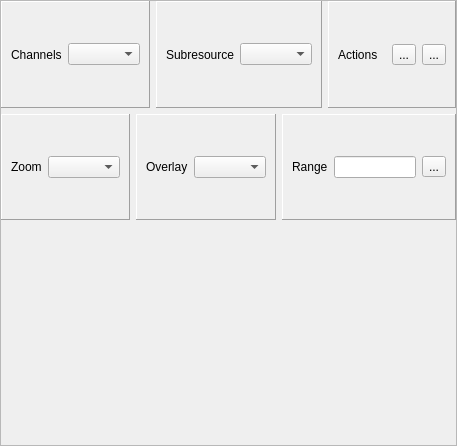
The window that qrenderdoc/Windows/TextureViewer.ui (baldurk/renderdoc) describes before a commit, drawn with Qt 5.
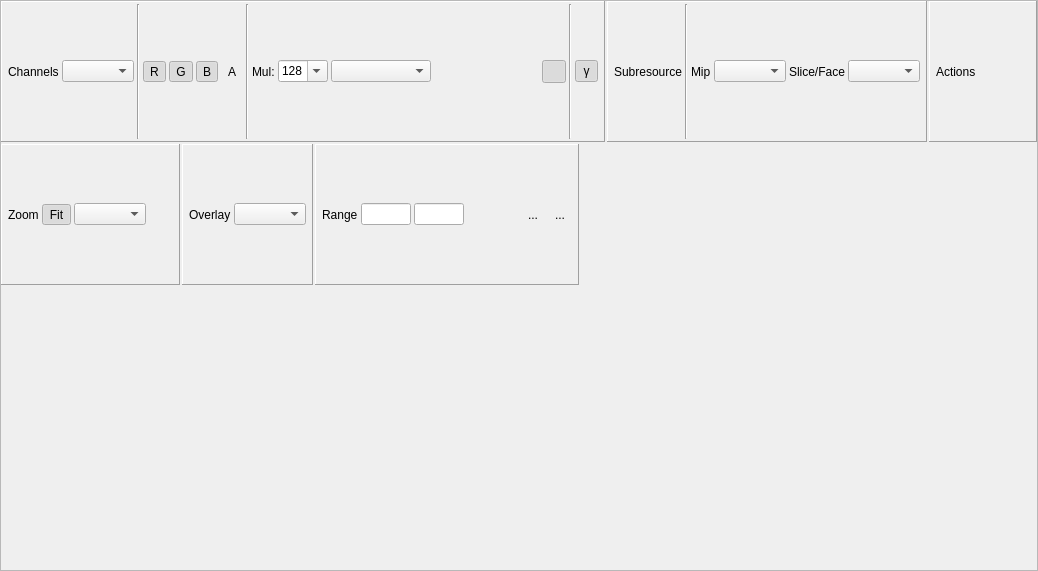
The same window after the commit. Icons and pictures are not drawn. Custom widgets are drawn as their Qt base class.

Commit message: Placeholder UI of texture viewer toolbar

Diff of the .ui file:
```diff
--- a/qrenderdoc/Windows/TextureViewer.ui
+++ b/qrenderdoc/Windows/TextureViewer.ui
@@ -6,8 +6,8 @@
    <rect>
     <x>0</x>
     <y>0</y>
-    <width>457</width>
-    <height>446</height>
+    <width>1008</width>
+    <height>571</height>
    </rect>
   </property>
   <property name="windowTitle">
@@ -20,6 +20,9 @@
    <enum>QFrame::Raised</enum>
   </property>
   <layout class="QVBoxLayout" name="verticalLayout">
+   <property name="spacing">
+    <number>2</number>
+   </property>
    <property name="leftMargin">
     <number>0</number>
    </property>
@@ -43,6 +46,21 @@
         <enum>QFrame::Raised</enum>
        </property>
        <layout class="QHBoxLayout" name="horizontalLayout_5">
+        <property name="spacing">
+         <number>3</number>
+        </property>
+        <property name="leftMargin">
+         <number>6</number>
+        </property>
+        <property name="topMargin">
+         <number>2</number>
+        </property>
+        <property name="rightMargin">
+         <number>6</number>
+        </property>
+        <property name="bottomMargin">
+         <number>2</number>
+        </property>
         <item>
          <widget class="QLabel" name="label">
           <property name="text">
@@ -57,6 +75,243 @@
           </property>
          </widget>
         </item>
+        <item>
+         <widget class="Line" name="line_2">
+          <property name="orientation">
+           <enum>Qt::Vertical</enum>
+          </property>
+         </widget>
+        </item>
+        <item>
+         <widget class="QToolButton" name="toolButton_7">
+          <property name="text">
+           <string>R</string>
+          </property>
+          <property name="checkable">
+           <bool>true</bool>
+          </property>
+          <property name="checked">
+           <bool>true</bool>
+          </property>
+          <property name="autoRaise">
+           <bool>true</bool>
+          </property>
+         </widget>
+        </item>
+        <item>
+         <widget class="QToolButton" name="toolButton_6">
+          <property name="text">
+           <string>G</string>
+          </property>
+          <property name="checkable">
+           <bool>true</bool>
+          </property>
+          <property name="checked">
+           <bool>true</bool>
+          </property>
+          <property name="autoRaise">
+           <bool>true</bool>
+          </property>
+         </widget>
+        </item>
+        <item>
+         <widget class="QToolButton" name="toolButton_5">
+          <property name="text">
+           <string>B</string>
+          </property>
+          <property name="checkable">
+           <bool>true</bool>
+          </property>
+          <property name="checked">
+           <bool>true</bool>
+          </property>
+          <property name="popupMode">
+           <enum>QToolButton::DelayedPopup</enum>
+          </property>
+          <property name="autoRaise">
+           <bool>true</bool>
+          </property>
+         </widget>
+        </item>
+        <item>
+         <widget class="QToolButton" name="toolButton_4">
+          <property name="text">
+           <string>A</string>
+          </property>
+          <property name="checkable">
+           <bool>true</bool>
+          </property>
+          <property name="autoRaise">
+           <bool>true</bool>
+          </property>
+         </widget>
+        </item>
+        <item>
+         <widget class="Line" name="line_3">
+          <property name="orientation">
+           <enum>Qt::Vertical</enum>
+          </property>
+         </widget>
+        </item>
+        <item>
+         <widget class="QLabel" name="label_7">
+          <property name="text">
+           <string>Mul:</string>
+          </property>
+         </widget>
+        </item>
+        <item>
+         <widget class="QComboBox" name="comboBox_5">
+          <property name="sizePolicy">
+           <sizepolicy hsizetype="Fixed" vsizetype="Fixed">
+            <horstretch>0</horstretch>
+            <verstretch>0</verstretch>
+           </sizepolicy>
+          </property>
+          <property name="minimumSize">
+           <size>
+            <width>50</width>
+            <height>0</height>
+           </size>
+          </property>
+          <property name="maximumSize">
+           <size>
+            <width>50</width>
+            <height>16777215</height>
+           </size>
+          </property>
+          <property name="editable">
+           <bool>true</bool>
+          </property>
+          <property name="currentText">
+           <string>128</string>
+          </property>
+         </widget>
+        </item>
+        <item>
+         <widget class="QComboBox" name="comboBox_6">
+          <property name="sizePolicy">
+           <sizepolicy hsizetype="Preferred" vsizetype="Fixed">
+            <horstretch>0</horstretch>
+            <verstretch>0</verstretch>
+           </sizepolicy>
+          </property>
+          <property name="minimumSize">
+           <size>
+            <width>100</width>
+            <height>0</height>
+           </size>
+          </property>
+         </widget>
+        </item>
+        <item>
+         <widget class="QToolButton" name="toolButton_9">
+          <property name="text">
+           <string/>
+          </property>
+          <property name="icon">
+           <iconset resource="../resources.qrc">
+            <normaloff>:/Resources/add.png</normaloff>:/Resources/add.png</iconset>
+          </property>
+          <property name="autoRaise">
+           <bool>true</bool>
+          </property>
+         </widget>
+        </item>
+        <item>
+         <widget class="QToolButton" name="toolButton_11">
+          <property name="text">
+           <string/>
+          </property>
+          <property name="icon">
+           <iconset resource="../resources.qrc">
+            <normaloff>:/Resources/page_white_edit.png</normaloff>:/Resources/page_white_edit.png</iconset>
+          </property>
+          <property name="autoRaise">
+           <bool>true</bool>
+          </property>
+         </widget>
+        </item>
+        <item>
+         <widget class="QToolButton" name="toolButton_8">
+          <property name="text">
+           <string/>
+          </property>
+          <property name="icon">
+           <iconset resource="../resources.qrc">
+            <normaloff>:/Resources/delete.png</normaloff>:/Resources/delete.png</iconset>
+          </property>
+          <property name="autoRaise">
+           <bool>true</bool>
+          </property>
+         </widget>
+        </item>
+        <item>
+         <widget class="QToolButton" name="toolButton_12">
+          <property name="text">
+           <string/>
+          </property>
+          <property name="icon">
+           <iconset resource="../resources.qrc">
+            <normaloff>:/Resources/color_wheel.png</normaloff>:/Resources/color_wheel.png</iconset>
+          </property>
+          <property name="checkable">
+           <bool>true</bool>
+          </property>
+          <property name="autoRaise">
+           <bool>true</bool>
+          </property>
+         </widget>
+        </item>
+        <item>
+         <widget class="QToolButton" name="toolButton_10">
+          <property name="text">
+           <string/>
+          </property>
+          <property name="icon">
+           <iconset resource="../resources.qrc">
+            <normaloff>:/Resources/crosshatch.png</normaloff>:/Resources/crosshatch.png</iconset>
+          </property>
+          <property name="checkable">
+           <bool>true</bool>
+          </property>
+          <property name="checked">
+           <bool>true</bool>
+          </property>
+          <property name="autoRaise">
+           <bool>true</bool>
+          </property>
+         </widget>
+        </item>
+        <item>
+         <widget class="Line" name="line_4">
+          <property name="orientation">
+           <enum>Qt::Vertical</enum>
+          </property>
+         </widget>
+        </item>
+        <item>
+         <widget class="QToolButton" name="toolButton_13">
+          <property name="minimumSize">
+           <size>
+            <width>23</width>
+            <height>22</height>
+           </size>
+          </property>
+          <property name="text">
+           <string>γ</string>
+          </property>
+          <property name="checkable">
+           <bool>true</bool>
+          </property>
+          <property name="checked">
+           <bool>true</bool>
+          </property>
+          <property name="autoRaise">
+           <bool>true</bool>
+          </property>
+         </widget>
+        </item>
        </layout>
       </widget>
      </item>
@@ -69,6 +324,21 @@
         <enum>QFrame::Raised</enum>
        </property>
        <layout class="QHBoxLayout" name="horizontalLayout_6">
+        <property name="spacing">
+         <number>3</number>
+        </property>
+        <property name="leftMargin">
+         <number>6</number>
+        </property>
+        <property name="topMargin">
+         <number>2</number>
+        </property>
+        <property name="rightMargin">
+         <number>6</number>
+        </property>
+        <property name="bottomMargin">
+         <number>2</number>
+        </property>
         <item>
          <widget class="QLabel" name="label_3">
           <property name="text">
@@ -76,9 +346,33 @@
           </property>
          </widget>
         </item>
+        <item>
+         <widget class="Line" name="line">
+          <property name="orientation">
+           <enum>Qt::Vertical</enum>
+          </property>
+         </widget>
+        </item>
+        <item>
+         <widget class="QLabel" name="label_8">
+          <property name="text">
+           <string>Mip</string>
+          </property>
+         </widget>
+        </item>
         <item>
          <widget class="QComboBox" name="comboBox_2"/>
         </item>
+        <item>
+         <widget class="QLabel" name="label_9">
+          <property name="text">
+           <string>Slice/Face</string>
+          </property>
+         </widget>
+        </item>
+        <item>
+         <widget class="QComboBox" name="comboBox_7"/>
+        </item>
        </layout>
       </widget>
      </item>
@@ -91,6 +385,21 @@
         <enum>QFrame::Raised</enum>
        </property>
        <layout class="QHBoxLayout" name="horizontalLayout_4">
+        <property name="spacing">
+         <number>3</number>
+        </property>
+        <property name="leftMargin">
+         <number>6</number>
+        </property>
+        <property name="topMargin">
+         <number>2</number>
+        </property>
+        <property name="rightMargin">
+         <number>6</number>
+        </property>
+        <property name="bottomMargin">
+         <number>2</number>
+        </property>
         <item>
          <widget class="QLabel" name="label_6">
           <property name="text">
@@ -101,20 +410,47 @@
         <item>
          <widget class="QToolButton" name="toolButton">
           <property name="text">
-           <string>...</string>
+           <string/>
+          </property>
+          <property name="icon">
+           <iconset resource="../resources.qrc">
+            <normaloff>:/Resources/save.png</normaloff>:/Resources/save.png</iconset>
+          </property>
+          <property name="autoRaise">
+           <bool>true</bool>
           </property>
          </widget>
         </item>
         <item>
          <widget class="QToolButton" name="toolButton_2">
           <property name="text">
-           <string>...</string>
+           <string/>
+          </property>
+          <property name="icon">
+           <iconset resource="../resources.qrc">
+            <normaloff>:/Resources/page_white_link.png</normaloff>:/Resources/page_white_link.png</iconset>
+          </property>
+          <property name="autoRaise">
+           <bool>true</bool>
           </property>
          </widget>
         </item>
        </layout>
       </widget>
      </item>
+     <item>
+      <spacer name="horizontalSpacer_7">
+       <property name="orientation">
+        <enum>Qt::Horizontal</enum>
+       </property>
+       <property name="sizeHint" stdset="0">
+        <size>
+         <width>40</width>
+         <height>20</height>
+        </size>
+       </property>
+      </spacer>
+     </item>
     </layout>
    </item>
    <item>
@@ -128,6 +464,21 @@
         <enum>QFrame::Raised</enum>
        </property>
        <layout class="QHBoxLayout" name="horizontalLayout_9">
+        <property name="spacing">
+         <number>3</number>
+        </property>
+        <property name="leftMargin">
+         <number>6</number>
+        </property>
+        <property name="topMargin">
+         <number>2</number>
+        </property>
+        <property name="rightMargin">
+         <number>6</number>
+        </property>
+        <property name="bottomMargin">
+         <number>2</number>
+        </property>
         <item>
          <widget class="QLabel" name="label_2">
           <property name="text">
@@ -135,9 +486,49 @@
           </property>
          </widget>
         </item>
+        <item>
+         <widget class="QToolButton" name="toolButton_14">
+          <property name="text">
+           <string>Fit</string>
+          </property>
+          <property name="icon">
+           <iconset resource="../resources.qrc">
+            <normaloff>:/Resources/fit_window.png</normaloff>:/Resources/fit_window.png</iconset>
+          </property>
+          <property name="checkable">
+           <bool>true</bool>
+          </property>
+          <property name="checked">
+           <bool>true</bool>
+          </property>
+          <property name="toolButtonStyle">
+           <enum>Qt::ToolButtonTextBesideIcon</enum>
+          </property>
+          <property name="autoRaise">
+           <bool>true</bool>
+          </property>
+         </widget>
+        </item>
         <item>
          <widget class="QComboBox" name="comboBox_3"/>
         </item>
+        <item>
+         <widget class="QToolButton" name="toolButton_15">
+          <property name="text">
+           <string/>
+          </property>
+          <property name="icon">
+           <iconset resource="../resources.qrc">
+            <normaloff>:/Resources/flip_y.png</normaloff>:/Resources/flip_y.png</iconset>
+          </property>
+          <property name="checkable">
+           <bool>true</bool>
+          </property>
+          <property name="autoRaise">
+           <bool>true</bool>
+          </property>
+         </widget>
+        </item>
        </layout>
       </widget>
      </item>
@@ -150,6 +541,21 @@
         <enum>QFrame::Raised</enum>
        </property>
        <layout class="QHBoxLayout" name="horizontalLayout_8">
+        <property name="spacing">
+         <number>3</number>
+        </property>
+        <property name="leftMargin">
+         <number>6</number>
+        </property>
+        <property name="topMargin">
+         <number>2</number>
+        </property>
+        <property name="rightMargin">
+         <number>6</number>
+        </property>
+        <property name="bottomMargin">
+         <number>2</number>
+        </property>
         <item>
          <widget class="QLabel" name="label_4">
           <property name="text">
@@ -172,6 +578,21 @@
         <enum>QFrame::Raised</enum>
        </property>
        <layout class="QHBoxLayout" name="horizontalLayout_7">
+        <property name="spacing">
+         <number>3</number>
+        </property>
+        <property name="leftMargin">
+         <number>6</number>
+        </property>
+        <property name="topMargin">
+         <number>2</number>
+        </property>
+        <property name="rightMargin">
+         <number>6</number>
+        </property>
+        <property name="bottomMargin">
+         <number>2</number>
+        </property>
         <item>
          <widget class="QLabel" name="label_5">
           <property name="text">
@@ -187,6 +608,70 @@
             <verstretch>0</verstretch>
            </sizepolicy>
           </property>
+          <property name="maximumSize">
+           <size>
+            <width>50</width>
+            <height>16777215</height>
+           </size>
+          </property>
+         </widget>
+        </item>
+        <item>
+         <widget class="QLineEdit" name="lineEdit_2">
+          <property name="sizePolicy">
+           <sizepolicy hsizetype="Preferred" vsizetype="Fixed">
+            <horstretch>0</horstretch>
+            <verstretch>0</verstretch>
+           </sizepolicy>
+          </property>
+          <property name="maximumSize">
+           <size>
+            <width>50</width>
+            <height>16777215</height>
+           </size>
+          </property>
+         </widget>
+        </item>
+        <item>
+         <widget class="QToolButton" name="toolButton_16">
+          <property name="text">
+           <string/>
+          </property>
+          <property name="icon">
+           <iconset resource="../resources.qrc">
+            <normaloff>:/Resources/zoom.png</normaloff>:/Resources/zoom.png</iconset>
+          </property>
+          <property name="autoRaise">
+           <bool>true</bool>
+          </property>
+         </widget>
+        </item>
+        <item>
+         <widget class="QToolButton" name="toolButton_18">
+          <property name="text">
+           <string/>
+          </property>
+          <property name="icon">
+           <iconset resource="../resources.qrc">
+            <normaloff>:/Resources/wand.png</normaloff>:/Resources/wand.png</iconset>
+          </property>
+          <property name="autoRaise">
+           <bool>true</bool>
+          </property>
+         </widget>
+        </item>
+        <item>
+         <widget class="QToolButton" name="toolButton_17">
+          <property name="text">
+           <string>...</string>
+          </property>
+          <property name="icon">
+           <iconset resource="../resources.qrc">
+            <normaloff>:/Resources/arrow_undo.png</normaloff>:/Resources/arrow_undo.png</iconset>
+          </property>
+          <property name="autoRaise">
+           <bool>true</bool>
+          </property>
          </widget>
         </item>
         <item>
@@ -194,11 +679,31 @@
           <property name="text">
            <string>...</string>
           </property>
+          <property name="icon">
+           <iconset resource="../resources.qrc">
+            <normaloff>:/Resources/chart_curve.png</normaloff>:/Resources/chart_curve.png</iconset>
+          </property>
+          <property name="autoRaise">
+           <bool>true</bool>
+          </property>
          </widget>
         </item>
        </layout>
       </widget>
      </item>
+     <item>
+      <spacer name="horizontalSpacer">
+       <property name="orientation">
+        <enum>Qt::Horizontal</enum>
+       </property>
+       <property name="sizeHint" stdset="0">
+        <size>
+         <width>40</width>
+         <height>20</height>
+        </size>
+       </property>
+      </spacer>
+     </item>
     </layout>
    </item>
    <item>
```
Left out of the diff: 4 changed lines with no effect on the pictures.
